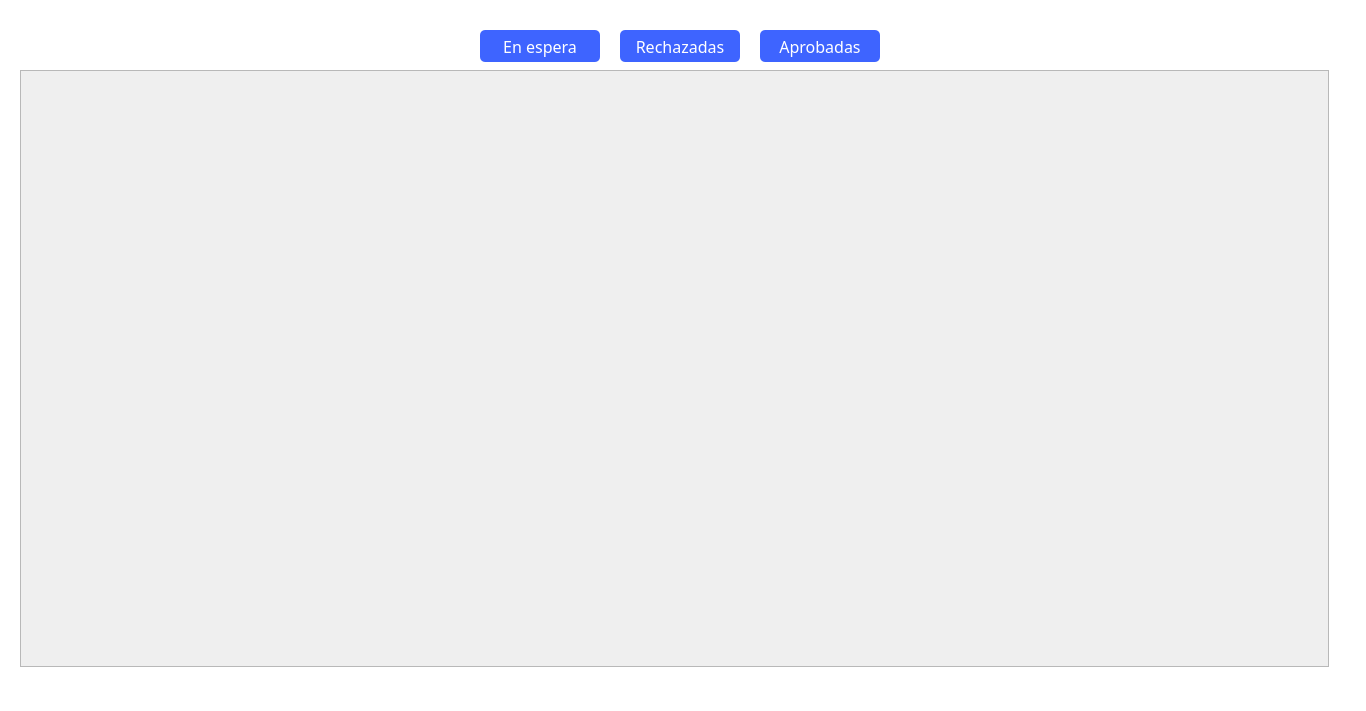
This is hospital-Core/Widgets/Medico/medico_solicitudes.ui in MrDanielG/Hospital-SCRUM as Qt 5 draws it before an edit. The edited form follows.
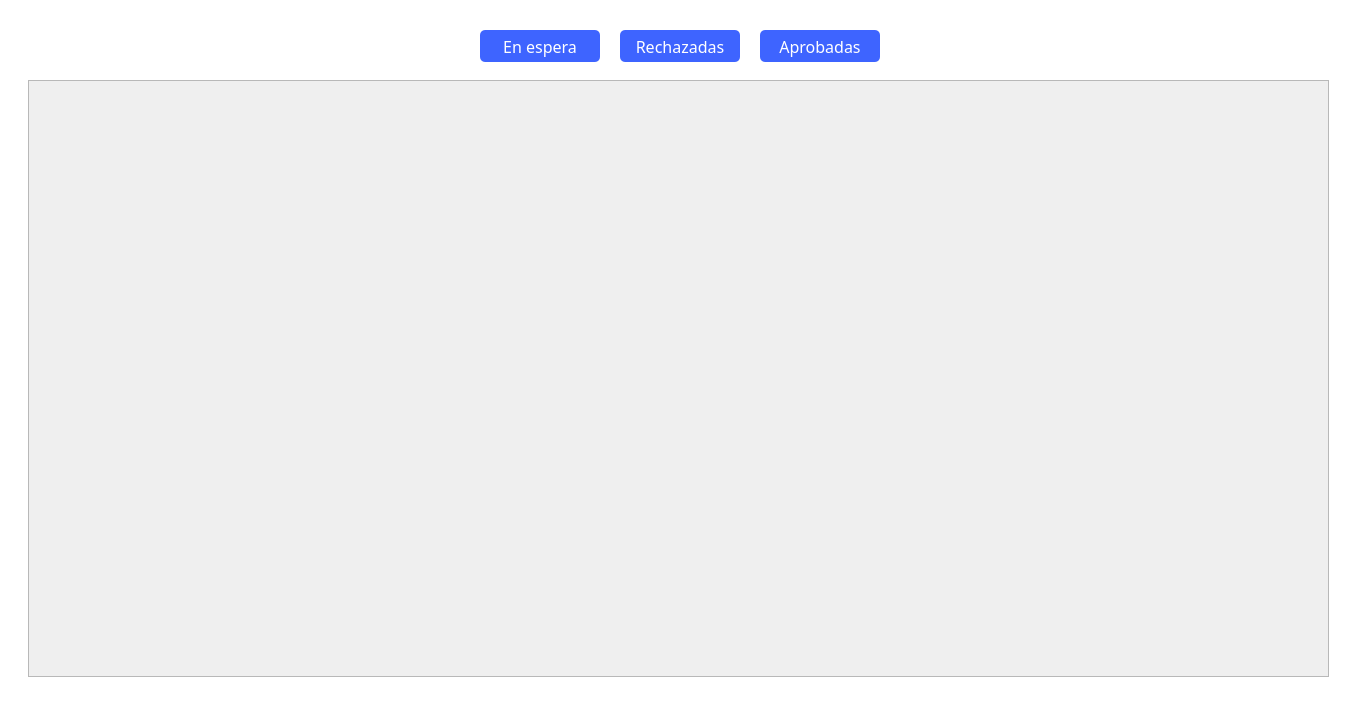
This is the edited form.

Patch:
```diff
--- a/hospital-Core/Widgets/Medico/medico_solicitudes.ui
+++ b/hospital-Core/Widgets/Medico/medico_solicitudes.ui
@@ -16,9 +16,9 @@
   <widget class="QScrollArea" name="scrollArea">
    <property name="geometry">
     <rect>
-     <x>20</x>
-     <y>70</y>
-     <width>1309</width>
+     <x>28</x>
+     <y>80</y>
+     <width>1301</width>
      <height>597</height>
     </rect>
    </property>
@@ -30,7 +30,7 @@
      <rect>
       <x>0</x>
       <y>0</y>
-      <width>1307</width>
+      <width>1299</width>
       <height>595</height>
      </rect>
     </property>
```
